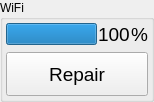
First picture: the form in aui/gui/robot/internal/ui/wifi.ui, repository argenortega/AUI, before the edit.
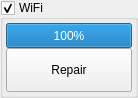
Second picture: the form after the edit. Custom widgets are drawn as their Qt base class.

```diff
--- a/aui/gui/robot/internal/ui/wifi.ui
+++ b/aui/gui/robot/internal/ui/wifi.ui
@@ -6,8 +6,8 @@
    <rect>
     <x>0</x>
     <y>0</y>
-    <width>147</width>
-    <height>100</height>
+    <width>138</width>
+    <height>98</height>
    </rect>
   </property>
   <property name="sizePolicy">
@@ -34,14 +34,38 @@
      <property name="title">
       <string>WiFi</string>
      </property>
+     <property name="checkable">
+      <bool>true</bool>
+     </property>
      <layout class="QVBoxLayout" name="wifiLayout">
       <property name="margin">
        <number>3</number>
       </property>
       <item>
+       <widget class="QFrame" name="frame">
+        <property name="sizePolicy">
+         <sizepolicy hsizetype="Minimum" vsizetype="Minimum">
+          <horstretch>0</horstretch>
+          <verstretch>0</verstretch>
+         </sizepolicy>
+        </property>
+        <property name="frameShape">
+         <enum>QFrame::NoFrame</enum>
+        </property>
+        <property name="frameShadow">
+         <enum>QFrame::Plain</enum>
+        </property>
+        <layout class="QVBoxLayout" name="verticalLayout">
+         <property name="spacing">
+          <number>0</number>
+         </property>
+         <property name="margin">
+          <number>0</number>
+         </property>
+         <item>
        <layout class="QHBoxLayout" name="wifiBoxLevel">
         <property name="spacing">
-         <number>1</number>
+            <number>-1</number>
         </property>
         <item>
          <widget class="CProgressBar" name="wifi">
@@ -51,42 +75,18 @@
             <verstretch>0</verstretch>
            </sizepolicy>
           </property>
+             <property name="minimumSize">
+              <size>
+               <width>0</width>
+               <height>25</height>
+              </size>
+             </property>
           <property name="value">
            <number>100</number>
           </property>
           <property name="alignment">
            <set>Qt::AlignCenter</set>
           </property>
-          <property name="textVisible">
-           <bool>false</bool>
-          </property>
-          <property name="invertedAppearance">
-           <bool>false</bool>
-          </property>
-         </widget>
-        </item>
-        <item>
-         <widget class="QLabel" name="value">
-          <property name="font">
-           <font>
-            <pointsize>14</pointsize>
-           </font>
-          </property>
-          <property name="text">
-           <string>100</string>
-          </property>
-         </widget>
-        </item>
-        <item>
-         <widget class="QLabel" name="p">
-          <property name="font">
-           <font>
-            <pointsize>14</pointsize>
-           </font>
-          </property>
-          <property name="text">
-           <string>%</string>
-          </property>
          </widget>
         </item>
        </layout>
@@ -99,10 +99,8 @@
           <height>44</height>
          </size>
         </property>
-        <property name="font">
-         <font>
-          <pointsize>14</pointsize>
-         </font>
+           <property name="styleSheet">
+            <string notr="true"/>
         </property>
         <property name="text">
          <string>Repair</string>
@@ -114,6 +112,9 @@
    </item>
   </layout>
  </widget>
+   </item>
+  </layout>
+ </widget>
  <customwidgets>
   <customwidget>
    <class>CProgressBar</class>
```
Left out of the diff: 32 changed lines with no effect on the pictures. Lines whose indentation alone changed are shown as unchanged.
